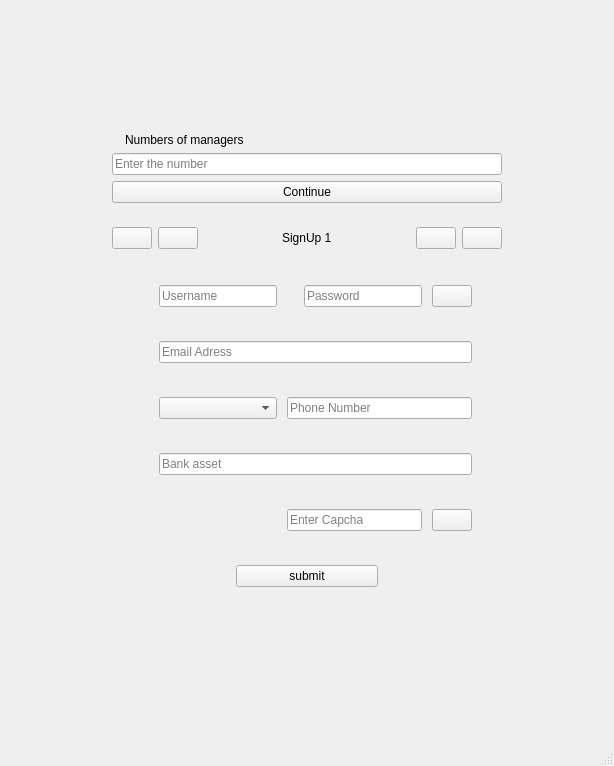
The window that src/signup.ui (sinahdp/Farmopolis) describes before a commit, drawn with Qt 5.
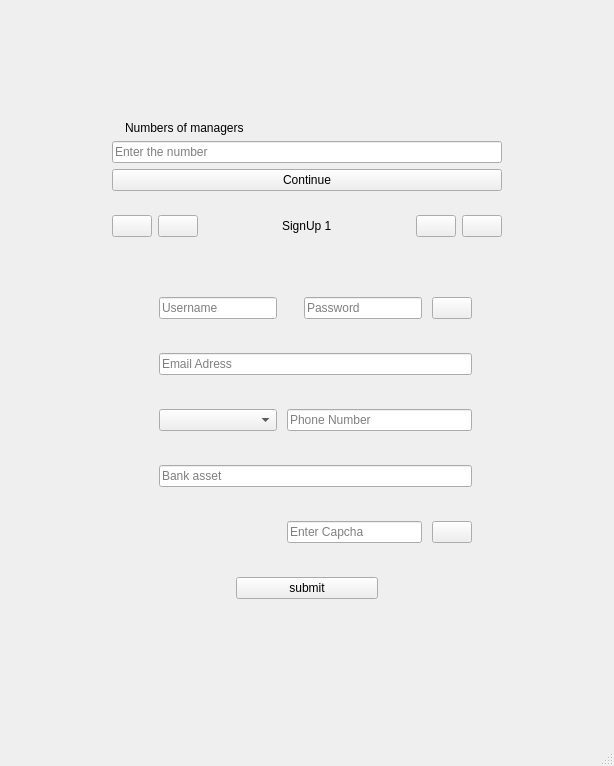
The same window after the commit.

Diff of the .ui file:
```diff
--- a/src/signup.ui
+++ b/src/signup.ui
@@ -201,107 +201,28 @@
                     <number>10</number>
                    </property>
                    <item row="0" column="0">
-                    <layout class="QGridLayout" name="gridLayout_6" rowstretch="0,0,0,0,0,0,0,0,0,0,0,0,0" columnstretch="0,1,0,1,0" columnminimumwidth="0,0,0,0,0">
+                    <layout class="QGridLayout" name="gridLayout_6" rowstretch="0,0,0,0,0,0,0,0,0,0,0,0,0,0" columnstretch="0,1,0,1,0" columnminimumwidth="0,0,0,0,0">
                      <property name="leftMargin">
                       <number>0</number>
                      </property>
                      <property name="spacing">
                       <number>10</number>
                      </property>
-                     <item row="8" column="2" colspan="2">
-                      <widget class="QLineEdit" name="capchalineEdit">
-                       <property name="placeholderText">
-                        <string>Enter Capcha</string>
-                       </property>
-                      </widget>
-                     </item>
-                     <item row="0" column="2">
-                      <widget class="QLabel" name="passwordIconlabel">
+                     <item row="9" column="0">
+                      <widget class="QLabel" name="capchaIconlabel">
                        <property name="text">
                         <string/>
                        </property>
                       </widget>
                      </item>
-                     <item row="6" column="1" colspan="4">
-                      <widget class="QLineEdit" name="bankassetlineEdit">
-                       <property name="placeholderText">
-                        <string>Bank asset</string>
-                       </property>
-                      </widget>
-                     </item>
-                     <item row="6" column="0">
-                      <widget class="QLabel" name="bankassetIconlabel">
-                       <property name="text">
-                        <string/>
-                       </property>
-                      </widget>
-                     </item>
-                     <item row="2" column="0">
-                      <widget class="QLabel" name="emailIconlabel">
-                       <property name="text">
-                        <string/>
-                       </property>
-                      </widget>
-                     </item>
-                     <item row="11" column="1">
-                      <spacer name="verticalSpacer_3">
-                       <property name="orientation">
-                        <enum>Qt::Vertical</enum>
-                       </property>
-                       <property name="sizeHint" stdset="0">
-                        <size>
-                         <width>20</width>
-                         <height>40</height>
-                        </size>
-                       </property>
-                      </spacer>
-                     </item>
-                     <item row="4" column="2" colspan="3">
+                     <item row="5" column="2" colspan="3">
                       <widget class="QLineEdit" name="phonenumberlineEdit">
                        <property name="placeholderText">
                         <string>Phone Number</string>
                        </property>
                       </widget>
                      </item>
-                     <item row="0" column="4">
-                      <widget class="QPushButton" name="hidepasswordpushButton">
-                       <property name="text">
-                        <string/>
-                       </property>
-                      </widget>
-                     </item>
-                     <item row="0" column="3">
-                      <widget class="QLineEdit" name="passlineEdit">
-                       <property name="echoMode">
-                        <enum>QLineEdit::Password</enum>
-                       </property>
-                       <property name="placeholderText">
-                        <string>Password</string>
-                       </property>
-                      </widget>
-                     </item>
-                     <item row="8" column="0">
-                      <widget class="QLabel" name="capchaIconlabel">
-                       <property name="text">
-                        <string/>
-                       </property>
-                      </widget>
-                     </item>
-                     <item row="4" column="0">
-                      <widget class="QLabel" name="phonenumberIconlabel">
-                       <property name="text">
-                        <string/>
-                       </property>
-                      </widget>
-                     </item>
-                     <item row="4" column="1">
-                      <widget class="QComboBox" name="selectcountrycomboBox">
-                       <property name="styleSheet">
-                        <string notr="true"/>
-                       </property>
-                      </widget>
-                     </item>
-                     <item row="12" column="0" colspan="5">
+                     <item row="13" column="0" colspan="5">
                       <layout class="QHBoxLayout" name="horizontalLayout" stretch="2,3,2">
                        <item>
                         <spacer name="horizontalSpacer_4">
@@ -338,71 +259,157 @@
                        </item>
                       </layout>
                      </item>
-                     <item row="0" column="0">
-                      <widget class="QLabel" name="usernameIconlabel">
+                     <item row="1" column="3">
+                      <widget class="QLineEdit" name="passlineEdit">
+                       <property name="echoMode">
+                        <enum>QLineEdit::Password</enum>
+                       </property>
+                       <property name="placeholderText">
+                        <string>Password</string>
+                       </property>
+                      </widget>
+                     </item>
+                     <item row="1" column="2">
+                      <widget class="QLabel" name="passwordIconlabel">
                        <property name="text">
                         <string/>
                        </property>
                       </widget>
                      </item>
-                     <item row="2" column="1" colspan="4">
+                     <item row="3" column="1" colspan="4">
                       <widget class="QLineEdit" name="emaillineEdit">
                        <property name="placeholderText">
                         <string>Email Adress</string>
                        </property>
                       </widget>
                      </item>
-                     <item row="8" column="4">
-                      <widget class="QPushButton" name="generatecapchapushButton">
+                     <item row="6" column="1" colspan="4">
+                      <widget class="QLabel" name="phonenumberErrorlabel">
                        <property name="text">
                         <string/>
                        </property>
                       </widget>
                      </item>
-                     <item row="8" column="1">
+                     <item row="9" column="1">
                       <widget class="QLabel" name="capchaimagelabel">
                        <property name="text">
                         <string/>
                        </property>
                       </widget>
                      </item>
-                     <item row="0" column="1">
+                     <item row="3" column="0">
+                      <widget class="QLabel" name="emailIconlabel">
+                       <property name="text">
+                        <string/>
+                       </property>
+                      </widget>
+                     </item>
+                     <item row="9" column="4">
+                      <widget class="QPushButton" name="generatecapchapushButton">
+                       <property name="text">
+                        <string/>
+                       </property>
+                      </widget>
+                     </item>
+                     <item row="8" column="1" colspan="4">
+                      <widget class="QLabel" name="bankassetErrorlabel">
+                       <property name="text">
+                        <string/>
+                       </property>
+                      </widget>
+                     </item>
+                     <item row="1" column="1">
                       <widget class="QLineEdit" name="userlineEdit">
                        <property name="placeholderText">
                         <string>Username</string>
                        </property>
                       </widget>
                      </item>
-                     <item row="3" column="1" colspan="4">
+                     <item row="4" column="1" colspan="4">
                       <widget class="QLabel" name="emailErrorlabel">
                        <property name="text">
                         <string/>
                        </property>
                       </widget>
                      </item>
-                     <item row="1" column="1" colspan="4">
-                      <widget class="QLabel" name="userpassErrorlabel">
+                     <item row="5" column="0">
+                      <widget class="QLabel" name="phonenumberIconlabel">
                        <property name="text">
                         <string/>
                        </property>
                       </widget>
                      </item>
-                     <item row="7" column="1" colspan="4">
-                      <widget class="QLabel" name="bankassetErrorlabel">
+                     <item row="7" column="0">
+                      <widget class="QLabel" name="bankassetIconlabel">
                        <property name="text">
                         <string/>
                        </property>
                       </widget>
                      </item>
-                     <item row="9" column="1" colspan="4">
+                     <item row="12" column="1">
+                      <spacer name="verticalSpacer_3">
+                       <property name="orientation">
+                        <enum>Qt::Vertical</enum>
+                       </property>
+                       <property name="sizeHint" stdset="0">
+                        <size>
+                         <width>20</width>
+                         <height>40</height>
+                        </size>
+                       </property>
+                      </spacer>
+                     </item>
+                     <item row="9" column="2" colspan="2">
+                      <widget class="QLineEdit" name="capchalineEdit">
+                       <property name="placeholderText">
+                        <string>Enter Capcha</string>
+                       </property>
+                      </widget>
+                     </item>
+                     <item row="1" column="0">
+                      <widget class="QLabel" name="usernameIconlabel">
+                       <property name="text">
+                        <string/>
+                       </property>
+                      </widget>
+                     </item>
+                     <item row="10" column="1" colspan="4">
                       <widget class="QLabel" name="capchaErrorlabel">
                        <property name="text">
                         <string/>
                        </property>
                       </widget>
                      </item>
-                     <item row="5" column="1" colspan="4">
-                      <widget class="QLabel" name="phonenumberErrorlabel">
+                     <item row="1" column="4">
+                      <widget class="QPushButton" name="hidepasswordpushButton">
+                       <property name="text">
+                        <string/>
+                       </property>
+                      </widget>
+                     </item>
+                     <item row="5" column="1">
+                      <widget class="QComboBox" name="selectcountrycomboBox">
+                       <property name="styleSheet">
+                        <string notr="true"/>
+                       </property>
+                      </widget>
+                     </item>
+                     <item row="7" column="1" colspan="4">
+                      <widget class="QLineEdit" name="bankassetlineEdit">
+                       <property name="placeholderText">
+                        <string>Bank asset</string>
+                       </property>
+                      </widget>
+                     </item>
+                     <item row="0" column="1" colspan="4">
+                      <widget class="QLabel" name="dataAndFinalchecklabel">
+                       <property name="text">
+                        <string/>
+                       </property>
+                      </widget>
+                     </item>
+                     <item row="2" column="1" colspan="4">
+                      <widget class="QLabel" name="userpassErrorlabel">
                        <property name="text">
                         <string/>
                        </property>
```
